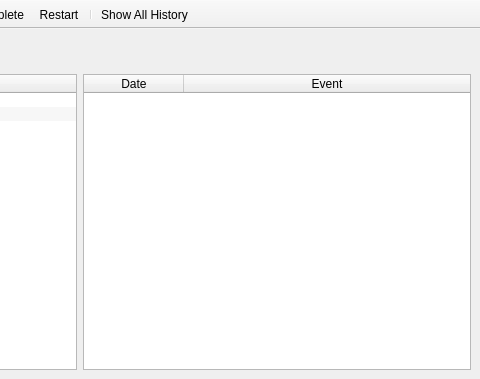
This is mdi/mdiproject.ui in crazafimahatratra/golem as Qt 5 draws it before an edit; both pictures show x 320 to 800 and y 0 to 379 of the 800 by 379 pixel window. The edited form follows.
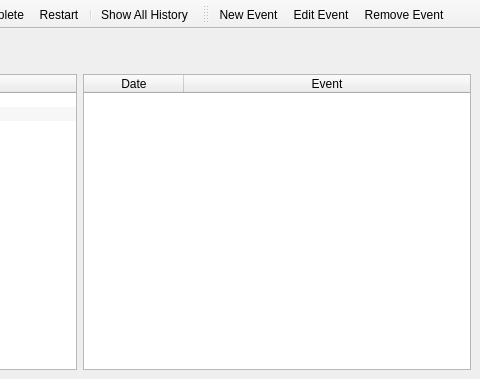
This is the edited form. Icons and pictures are not drawn.

Commit message: CRUD for events in mdiproject

The edit to the form file:
```diff
--- a/mdi/mdiproject.ui
+++ b/mdi/mdiproject.ui
@@ -190,6 +190,23 @@
    <addaction name="separator"/>
    <addaction name="actionShow_All_History"/>
   </widget>
+  <widget class="QToolBar" name="toolBar_2">
+   <property name="windowTitle">
+    <string>toolBar_2</string>
+   </property>
+   <property name="toolButtonStyle">
+    <enum>Qt::ToolButtonTextBesideIcon</enum>
+   </property>
+   <attribute name="toolBarArea">
+    <enum>TopToolBarArea</enum>
+   </attribute>
+   <attribute name="toolBarBreak">
+    <bool>false</bool>
+   </attribute>
+   <addaction name="actionNew_Event"/>
+   <addaction name="actionEdit_Event"/>
+   <addaction name="actionRemove_Event"/>
+  </widget>
   <action name="actionNewTask">
    <property name="icon">
     <iconset resource="../icons.qrc">
@@ -256,6 +273,33 @@
     <string>Show All History</string>
    </property>
   </action>
+  <action name="actionNew_Event">
+   <property name="icon">
+    <iconset resource="../icons.qrc">
+     <normaloff>:/png/icons/calendar--plus.png</normaloff>:/png/icons/calendar--plus.png</iconset>
+   </property>
+   <property name="text">
+    <string>New Event</string>
+   </property>
+  </action>
+  <action name="actionEdit_Event">
+   <property name="icon">
+    <iconset resource="../icons.qrc">
+     <normaloff>:/png/icons/calendar--pencil.png</normaloff>:/png/icons/calendar--pencil.png</iconset>
+   </property>
+   <property name="text">
+    <string>Edit Event</string>
+   </property>
+  </action>
+  <action name="actionRemove_Event">
+   <property name="icon">
+    <iconset resource="../icons.qrc">
+     <normaloff>:/png/icons/calendar--minus.png</normaloff>:/png/icons/calendar--minus.png</iconset>
+   </property>
+   <property name="text">
+    <string>Remove Event</string>
+   </property>
+  </action>
  </widget>
  <resources>
   <include location="../icons.qrc"/>
```
The commit also changes 2 other files.
